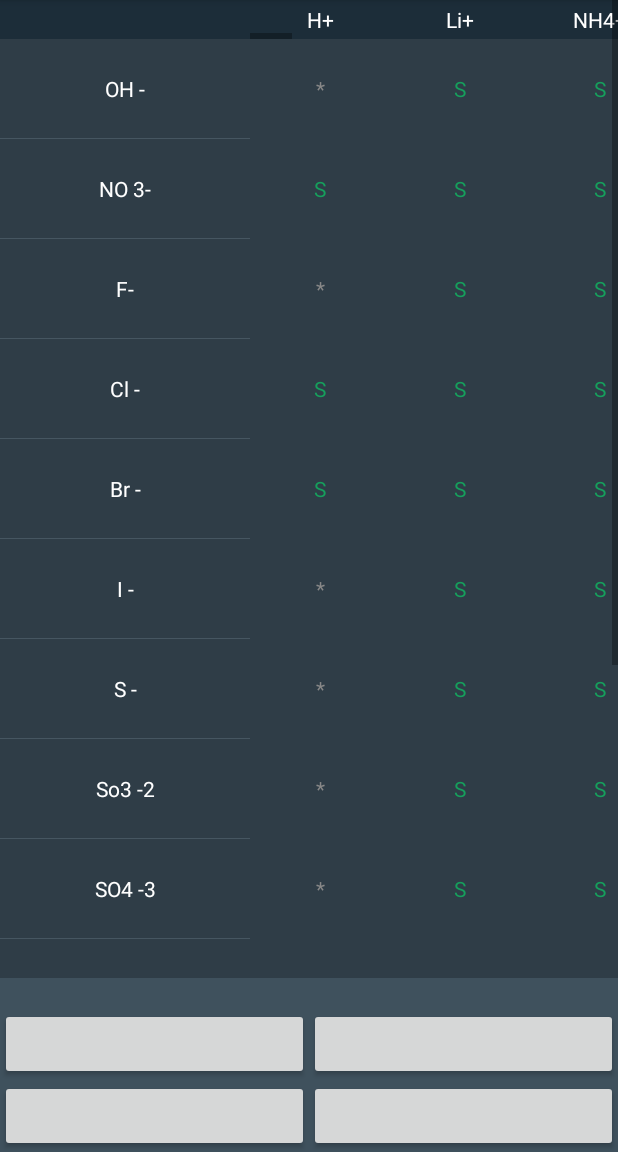
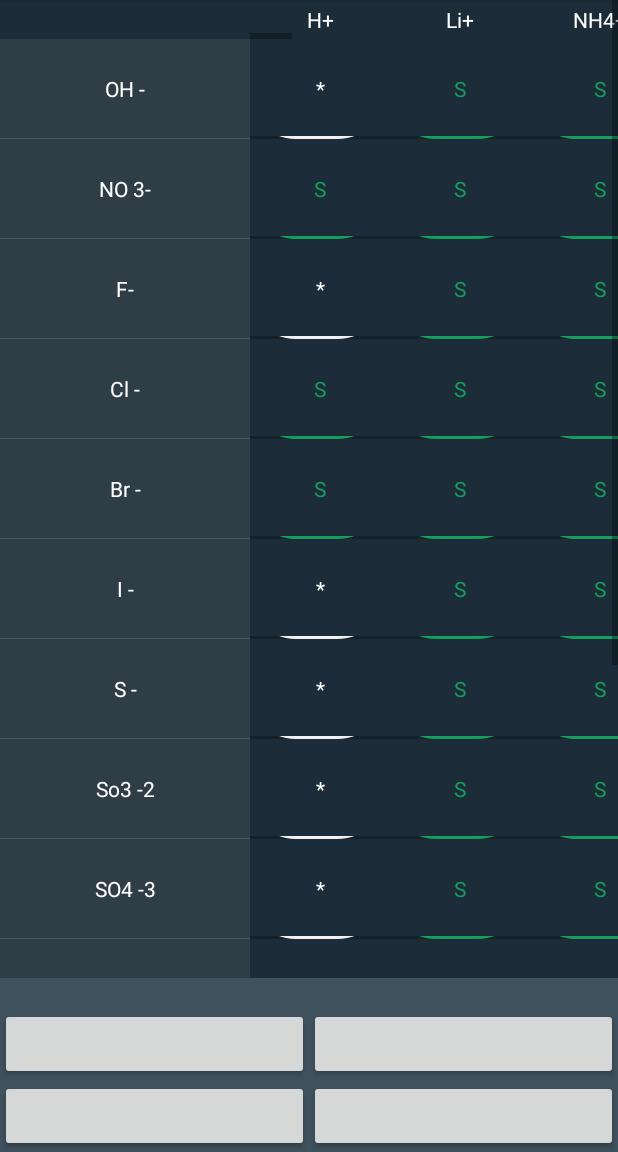
Before and after one commit to kingfredomzz/TablesMoles, an Android app: the Sulobility screen opened directly, with no data from a screen before it, on a phone screen of 412 x 824 dp, the part 84-1236 px from its top. Run offline under Robolectric (Android 15) with nearby library versions, the phone set to English and light mode, and no system bars.

Commit message:
from the linux android studio 21/10/2016

```diff
--- a/Tables Moles/src/main/java/king/echomood/periodictable/First.java
+++ b/Tables Moles/src/main/java/king/echomood/periodictable/First.java
@@ -163,7 +163,7 @@ public class First extends AppCompatActivity {
                 try {
                     for (int i = 0; i < name.length; i++) {
                         Element_Class elemnt = realm.createObject(Element_Class.class);
-                        elemnt.setId(id[i]);
+                        elemnt.setId(id[i + 1]);
 
                         elemnt.setName(name[i]);
                         elemnt.setSympol(sympol[i]);
--- a/Tables Moles/src/main/java/king/echomood/periodictable/TableMainLayout.java
+++ b/Tables Moles/src/main/java/king/echomood/periodictable/TableMainLayout.java
@@ -1,8 +1,5 @@
 package king.echomood.periodictable;
 
-/**
- * Created by king on 9/23/16.
- */
 
 
 import android.content.Context;
@@ -22,6 +19,7 @@ import java.util.ArrayList;
 import java.util.List;
 
 import king.echomood.periodictable.data.SampleObject;
+
 
 public class TableMainLayout extends RelativeLayout {
 
@@ -146,16 +144,16 @@ public class TableMainLayout extends RelativeLayout {
                     "P",
                     "I",
                     "I",
-                    "I" ,
-                    "I" ,
-                    "I" ,
-                    "-" ,
-                    "-" ,
-                    "I" ,
-                    "I" ,
-                    "I" ,
-                    "I"  ,
-                    "I" ,
+                    "I",
+                    "I",
+                    "I",
+                    "-",
+                    "-",
+                    "I",
+                    "I",
+                    "I",
+                    "I",
+                    "I",
                     "I",
                     "I",
                     "P"
@@ -164,7 +162,7 @@ public class TableMainLayout extends RelativeLayout {
 
             if (x == 1) {
                  sampleObject = new SampleObject(
-                         columns[x] ,
+                         "bb" ,
                          "M",
                          "S",
                          "S",
@@ -300,7 +298,7 @@ public class TableMainLayout extends RelativeLayout {
         this.scrollViewD = new MyScrollView(this.context);
 
         this.tableA.setBackgroundColor(getResources().getColor(R.color.sul_heaers));
-        this.horizontalScrollViewB.setBackgroundColor(Color.LTGRAY);
+        this.horizontalScrollViewB.setBackgroundColor(getResources().getColor(R.color.sul_background_D));
 
 
     }
@@ -404,7 +402,7 @@ public class TableMainLayout extends RelativeLayout {
             TableRow taleRowForTableD = this.taleRowForTableD(sampleObject);
 
             tableRowForTableC.setBackgroundColor(Color.LTGRAY);
-            taleRowForTableD.setBackgroundColor(Color.LTGRAY);
+            taleRowForTableD.setBackgroundColor(getResources().getColor(R.color.sul_background_D));
 
             this.tableC.addView(tableRowForTableC);
             this.tableD.addView(taleRowForTableD);
@@ -465,35 +463,33 @@ public class TableMainLayout extends RelativeLayout {
             params.setMargins(0, 0, 0, 0);
 
             TextView textViewB = this.bodyTextView(info[x]);
-
-            if (info[x] == "I") {
-                textViewB.setTextColor(Color.RED);
-            } else if (info[x] == "P") {
-                textViewB.setTextColor(getResources().getColor(R.color.yell));
-                textViewB.setBackground(getResources().getDrawable(R.drawable.yellow_borders));
-            } else if (info[x] == "S") {
-                textViewB.setTextColor(getResources().getColor(R.color.gree));
-                textViewB.setBackground(getResources().getDrawable(R.drawable.green_borders));
-            } else if (info[x] == "-") {
-                textViewB.setTextColor(getResources().getColor(R.color.bluws));
-                textViewB.setBackground(getResources().getDrawable(R.drawable.blues_borders));
-            } else {
-                textViewB.setTextColor(Color.GRAY);
-            }
-            textViewB.setBackgroundColor(getResources().getColor(R.color.sul_background_D));
             taleRowForTableD.addView(textViewB,params);
-
         }
-
         return taleRowForTableD;
-
     }
 
     // table cell standard TextView
-    TextView bodyTextView(String label){
+    TextView bodyTextView(String label) {
 
         TextView bodyTextView = new TextView(this.context);
-        bodyTextView.setBackgroundColor(Color.WHITE);
+
+        if (label == "P") {
+            bodyTextView.setTextColor(getResources().getColor(R.color.yell));
+            bodyTextView.setBackgroundDrawable(getResources().getDrawable(R.drawable.yellow_borders));
+        } else if (label == "I") {
+            bodyTextView.setTextColor(getResources().getColor(R.color.redo));
+            bodyTextView.setBackgroundDrawable(getResources().getDrawable(R.drawable.redo_borders));
+        } else if (label == "S") {
+            bodyTextView.setTextColor(getResources().getColor(R.color.gree));
+            bodyTextView.setBackgroundDrawable(getResources().getDrawable(R.drawable.green_borders));
+        } else if (label == "-"){
+            bodyTextView.setTextColor(getResources().getColor(R.color.bluws));
+            bodyTextView.setBackgroundDrawable(getResources().getDrawable(R.drawable.blues_borders));
+        }else {
+            bodyTextView.setTextColor(Color.WHITE);
+            bodyTextView.setBackgroundDrawable(getResources().getDrawable(R.drawable.white_borders));
+        }
+
         bodyTextView.setText(label);
         bodyTextView.setGravity(Gravity.CENTER);
         bodyTextView.setPadding(5, 5, 5, 5);
--- a/Tables Moles/src/main/res/drawable/blues_borders.xml
+++ b/Tables Moles/src/main/res/drawable/blues_borders.xml
@@ -1,13 +1,17 @@
 <?xml version="1.0" encoding="utf-8"?>
-<layer-list xmlns:android="http://schemas.android.com/apk/res/android">
-    <item>
-        <shape android:shape="rectangle">
-            <solid android:color="#FF465661" />
+<layer-list xmlns:android="http://schemas.android.com/apk/res/android" >
+    <item >
+        <shape  android:shape="rectangle">
+            <solid android:color="@color/bluws" />
+            <corners android:bottomRightRadius="35dp" android:bottomLeftRadius="30dp" />
+
         </shape>
     </item>
-    <item   android:bottom="1dp"  >
+    <item   android:bottom="2dp"  >
         <shape android:shape="rectangle">
-            <solid android:color="@color/bluws" />
+            <solid android:color="@color/sul_back" />
+
+
         </shape>
     </item>
 </layer-list>
--- a/Tables Moles/src/main/res/drawable/green_borders.xml
+++ b/Tables Moles/src/main/res/drawable/green_borders.xml
@@ -2,12 +2,15 @@
 <layer-list xmlns:android="http://schemas.android.com/apk/res/android">
     <item>
         <shape android:shape="rectangle">
-            <solid android:color="#FF465661" />
+            <solid android:color="@color/gree" />
+            <corners android:bottomRightRadius="35dp" android:bottomLeftRadius="30dp" />
+
         </shape>
     </item>
-    <item   android:bottom="1dp"  >
+    <item   android:bottom="2dp"  >
         <shape android:shape="rectangle">
-            <solid android:color="@color/gree" />
+            <solid android:color="@color/sul_back" />
+
         </shape>
     </item>
 </layer-list>
--- /dev/null
+++ b/Tables Moles/src/main/res/drawable/white_borders.xml
@@ -0,0 +1,14 @@
+<layer-list xmlns:android="http://schemas.android.com/apk/res/android">
+    <item>
+        <shape android:shape="rectangle">
+            <solid android:color="#f0f0f0" />
+            <corners android:bottomRightRadius="35dp" android:bottomLeftRadius="30dp" />
+        </shape>
+    </item>
+
+    <item   android:bottom="2dp"  >
+        <shape android:shape="rectangle">
+            <solid android:color="@color/sul_back" />
+        </shape>
+    </item>
+</layer-list>
--- a/Tables Moles/src/main/res/drawable/yellow_borders.xml
+++ b/Tables Moles/src/main/res/drawable/yellow_borders.xml
@@ -2,12 +2,15 @@
 <layer-list xmlns:android="http://schemas.android.com/apk/res/android">
     <item>
         <shape android:shape="rectangle">
-            <solid android:color="#FF465661" />
+            <solid android:color="@color/yell" />
+            <corners android:bottomRightRadius="35dp" android:bottomLeftRadius="30dp" />
         </shape>
     </item>
-    <item   android:bottom="100dp"  >
+    <item   android:bottom="2dp"  >
         <shape android:shape="rectangle">
-            <solid android:color="@color/yell" />
+            <solid android:color="@color/sul_back" />
+
         </shape>
     </item>
+
 </layer-list>
--- a/Tables Moles/src/main/res/values/colors.xml
+++ b/Tables Moles/src/main/res/values/colors.xml
@@ -25,9 +25,10 @@
   <color name="colorAccent">#FF4081</color>
   <color name="sympleColor" >#FFFFFF</color>
 
-  <color name="sul_back">#465864</color>
+  <color name="sul_back">#1C2D39</color>
   <color name="sul_heaers" >#1C2D39</color>
-  <color name="sul_background_D">#2f3d47</color>
+
+  <color name="sul_background_D">#FF14212A</color>
 
   <color name="yell">#EF9329</color>
   <color name="gree">#169F5C</color>
--- a/Tables Moles/src/main/res/values/strings.xml
+++ b/Tables Moles/src/main/res/values/strings.xml
@@ -1,5 +1,4 @@
-<?xml version="1.0" encoding="utf-8"?>
-<!--
+<?xml version="1.0" encoding="utf-8"?><!--
  Copyright (C) 2010 ZXing authors
  Copyright 2011 Robert Theis
 
```
Also changed, not shown: Tables Moles/src/main/AndroidManifest.xml (+26 -30 lines), Tables Moles/src/main/java/king/echomood/periodictable/DetailActivity.java (+5 -2 lines), Tables Moles/src/main/java/king/echomood/periodictable/MolarCalculater.java (added, +54 -0 lines), Tables Moles/src/main/java/king/echomood/periodictable/TableHome.java (+106 -66 lines), Tables Moles/src/main/res/drawable/nonmetal_borders.xml (added, +16 -0 lines), Tables Moles/src/main/res/layout/activity_molar_calculater.xml (added, +76 -0 lines).
